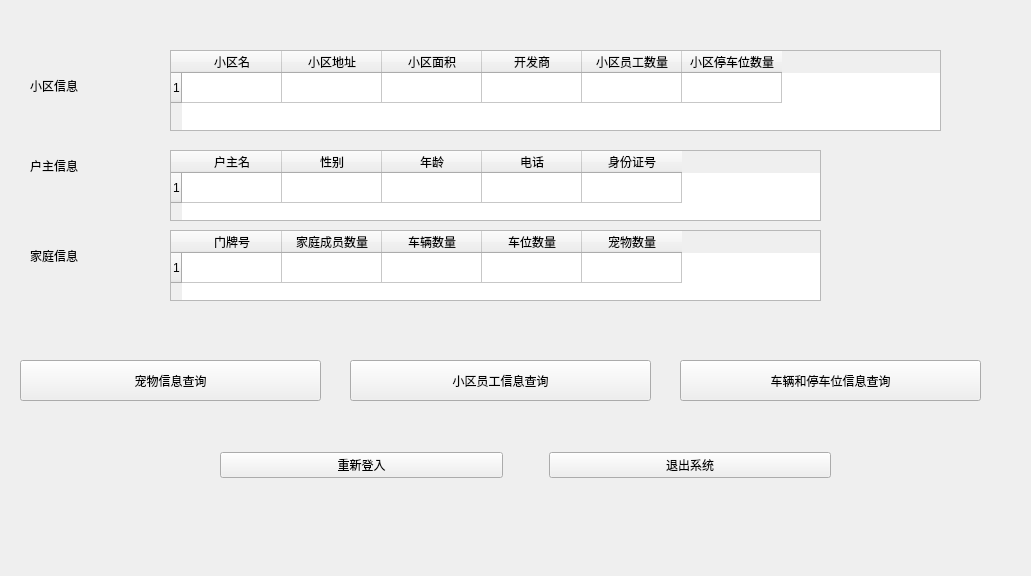
Qt form code/user.ui (wan-qiang/Database_classdesigner) before a commit.
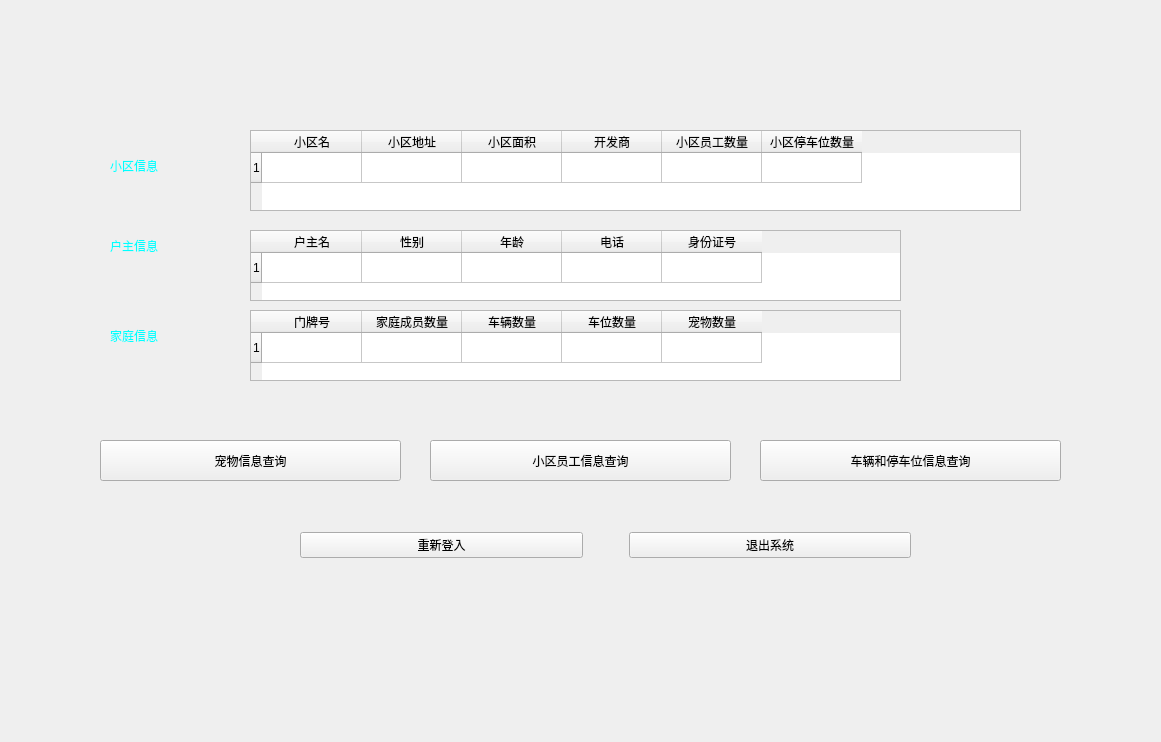
The same form after that commit. Icons and pictures are not drawn.

```diff
--- a/code/user.ui
+++ b/code/user.ui
@@ -6,30 +6,33 @@
    <rect>
     <x>0</x>
     <y>0</y>
-    <width>1031</width>
-    <height>576</height>
+    <width>1161</width>
+    <height>742</height>
    </rect>
   </property>
   <property name="minimumSize">
    <size>
-    <width>1031</width>
-    <height>576</height>
+    <width>1161</width>
+    <height>742</height>
    </size>
   </property>
   <property name="maximumSize">
    <size>
-    <width>1031</width>
-    <height>576</height>
+    <width>1161</width>
+    <height>742</height>
    </size>
   </property>
   <property name="windowTitle">
    <string>用户</string>
   </property>
+  <property name="styleSheet">
+   <string notr="true">#Form{border-image: url(:/background/background1.jpg);}</string>
+  </property>
   <widget class="QTableWidget" name="tableWidget">
    <property name="geometry">
     <rect>
-     <x>170</x>
-     <y>50</y>
+     <x>250</x>
+     <y>130</y>
      <width>771</width>
      <height>81</height>
     </rect>
@@ -88,8 +91,8 @@
   <widget class="QTableWidget" name="tableWidget_2">
    <property name="geometry">
     <rect>
-     <x>170</x>
-     <y>150</y>
+     <x>250</x>
+     <y>230</y>
      <width>651</width>
      <height>71</height>
     </rect>
@@ -143,8 +146,8 @@
   <widget class="QTableWidget" name="tableWidget_3">
    <property name="geometry">
     <rect>
-     <x>170</x>
-     <y>230</y>
+     <x>250</x>
+     <y>310</y>
      <width>651</width>
      <height>71</height>
     </rect>
@@ -198,14 +201,16 @@
   <widget class="QLabel" name="label">
    <property name="geometry">
     <rect>
-     <x>30</x>
-     <y>70</y>
+     <x>110</x>
+     <y>150</y>
      <width>131</width>
      <height>31</height>
     </rect>
    </property>
    <property name="styleSheet">
-    <string notr="true">font: 18pt &quot;Arial&quot;;</string>
+    <string notr="true">font: 18pt &quot;Arial&quot;;
+color: rgb(0, 255, 255);
+color: rgb(0, 255, 255);</string>
    </property>
    <property name="text">
     <string>小区信息</string>
@@ -214,14 +219,15 @@
   <widget class="QLabel" name="label_2">
    <property name="geometry">
     <rect>
-     <x>30</x>
-     <y>150</y>
+     <x>110</x>
+     <y>230</y>
      <width>131</width>
      <height>31</height>
     </rect>
    </property>
    <property name="styleSheet">
-    <string notr="true">font: 18pt &quot;Arial&quot;;</string>
+    <string notr="true">font: 18pt &quot;Arial&quot;;
+color: rgb(0, 255, 255);</string>
    </property>
    <property name="text">
     <string>户主信息</string>
@@ -230,14 +236,15 @@
   <widget class="QLabel" name="label_3">
    <property name="geometry">
     <rect>
-     <x>30</x>
-     <y>240</y>
+     <x>110</x>
+     <y>320</y>
      <width>131</width>
      <height>31</height>
     </rect>
    </property>
    <property name="styleSheet">
-    <string notr="true">font: 18pt &quot;Arial&quot;;</string>
+    <string notr="true">font: 18pt &quot;Arial&quot;;
+color: rgb(0, 255, 255);</string>
    </property>
    <property name="text">
     <string>家庭信息</string>
@@ -246,8 +253,8 @@
   <widget class="QWidget" name="layoutWidget">
    <property name="geometry">
     <rect>
-     <x>220</x>
-     <y>440</y>
+     <x>300</x>
+     <y>520</y>
      <width>611</width>
      <height>51</height>
     </rect>
@@ -291,8 +298,8 @@
   <widget class="QPushButton" name="pushButton_3">
    <property name="geometry">
     <rect>
-     <x>680</x>
-     <y>360</y>
+     <x>760</x>
+     <y>440</y>
      <width>301</width>
      <height>41</height>
     </rect>
@@ -307,8 +314,8 @@
   <widget class="QPushButton" name="pushButton_2">
    <property name="geometry">
     <rect>
-     <x>350</x>
-     <y>360</y>
+     <x>430</x>
+     <y>440</y>
      <width>301</width>
      <height>41</height>
     </rect>
@@ -323,8 +330,8 @@
   <widget class="QPushButton" name="pushButton">
    <property name="geometry">
     <rect>
-     <x>20</x>
-     <y>360</y>
+     <x>100</x>
+     <y>440</y>
      <width>301</width>
      <height>41</height>
     </rect>
```
Left out of the diff: 4 changed lines with no effect on the pictures.
